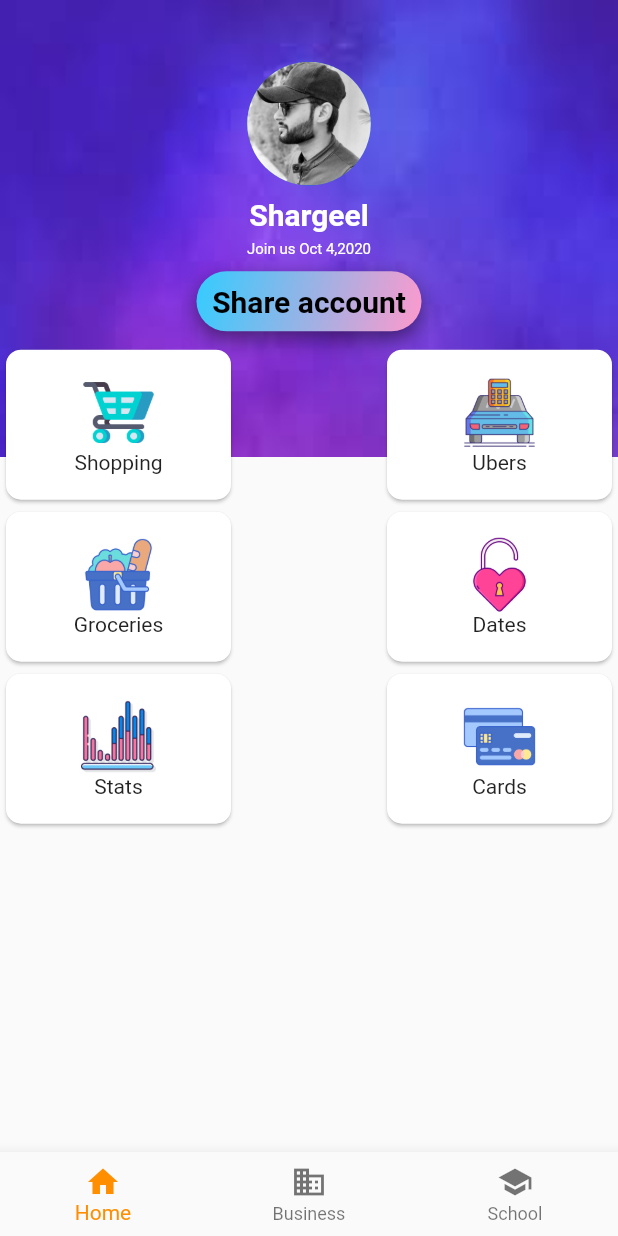
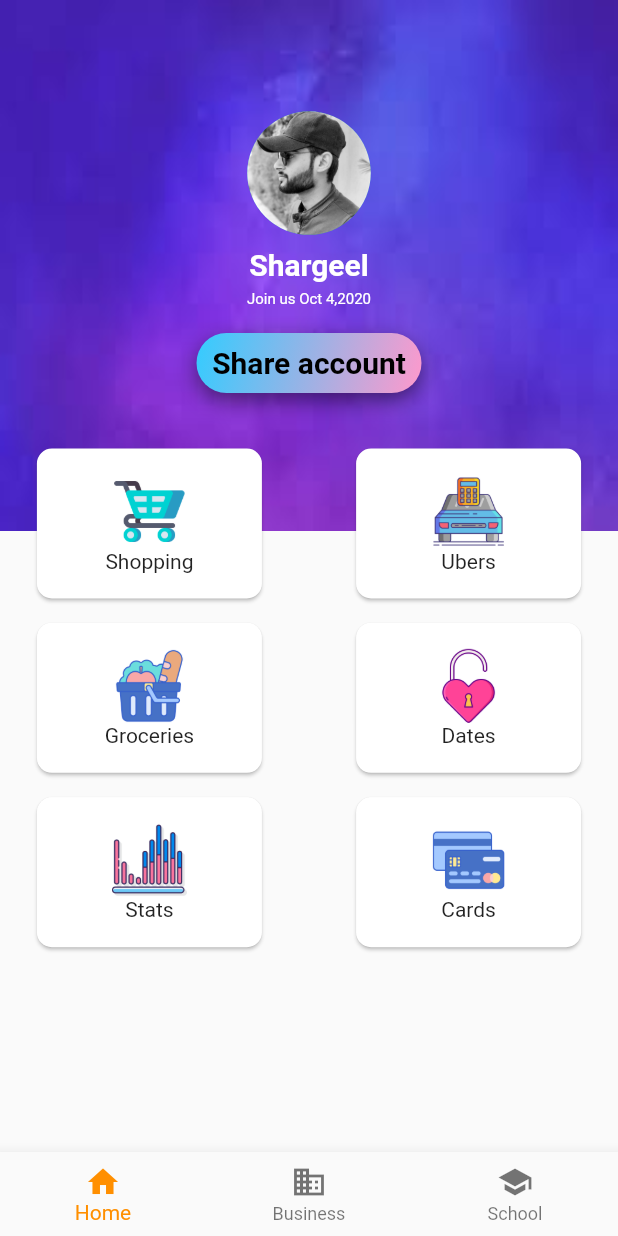
Before and after one commit to shargeel071/login1, a Flutter app: the screen it shows after launch, on a phone screen of 412 x 824 dp. Run offline on Flutter 3.47's test engine with Material 2 defaults, Android fonts, the phone set to English and light mode, and no system bars; our stand-ins replace carousel_slider.

Commit message:
screen ui

```diff
--- a/lib/pages/dashboard.dart
+++ b/lib/pages/dashboard.dart
@@ -20,7 +20,7 @@ class _Dashboard1State extends State<Dashboard1> {
         child: Stack(
           children: <Widget>[
             Container(
-              height: ScreenConfig.blockHeight * 37,
+              height: ScreenConfig.blockHeight * 43,
               decoration: BoxDecoration(
                 image: DecorationImage(image: AssetImage('assets/images/bgImage.jpg'),
                     fit: BoxFit.fill)
@@ -31,7 +31,7 @@ class _Dashboard1State extends State<Dashboard1> {
             Column(
               mainAxisSize: MainAxisSize.min,
               children: <Widget>[
-                SizedBox(height: ScreenConfig.blockHeight * 5,),
+                SizedBox(height: ScreenConfig.blockHeight * 9,),
                 Center(
                   child: Container(
                       height: ScreenConfig.blockHeight * 10,
@@ -58,15 +58,16 @@ class _Dashboard1State extends State<Dashboard1> {
                     child: Text("Join us Oct 4,2020", style: TextStyle(color: Colors.white, fontSize: 10,),),
                   ),
                 ),
-                SizedBox(height: ScreenConfig.blockHeight * 1,),
+                SizedBox(height: ScreenConfig.blockHeight * 2,),
 
                 Container(
                   //margin: EdgeInsets.only(top: 10),
                     child: BounceButton(),
                 ),
-                SizedBox(height: ScreenConfig.blockHeight * 1,),
+                SizedBox(height: ScreenConfig.blockHeight * 4,),
                 Container(
                   height: ScreenConfig.blockHeight * 65,
+                  width: ScreenConfig.blockWidth * 90,
                   // width: 350,
                   child: Column(
                     mainAxisSize: MainAxisSize.min,
@@ -126,6 +127,9 @@ class _Dashboard1State extends State<Dashboard1> {
                         ),
                       ],
                     ),
+                    SizedBox(
+                      height: ScreenConfig.blockHeight*1,
+                    ),
                     Row(
                       mainAxisAlignment: MainAxisAlignment.spaceBetween,
                       children: [
@@ -179,6 +183,9 @@ class _Dashboard1State extends State<Dashboard1> {
                           ),
                         ),
                       ],
+                    ),
+                    SizedBox(
+                      height: ScreenConfig.blockHeight*1,
                     ),
                     Row(
                       mainAxisAlignment: MainAxisAlignment.spaceBetween,
@@ -235,7 +242,8 @@ class _Dashboard1State extends State<Dashboard1> {
                       ],
                     ),
                   ],
-                ),),
+                ),
+                ),
 
               ],
             ),
```
